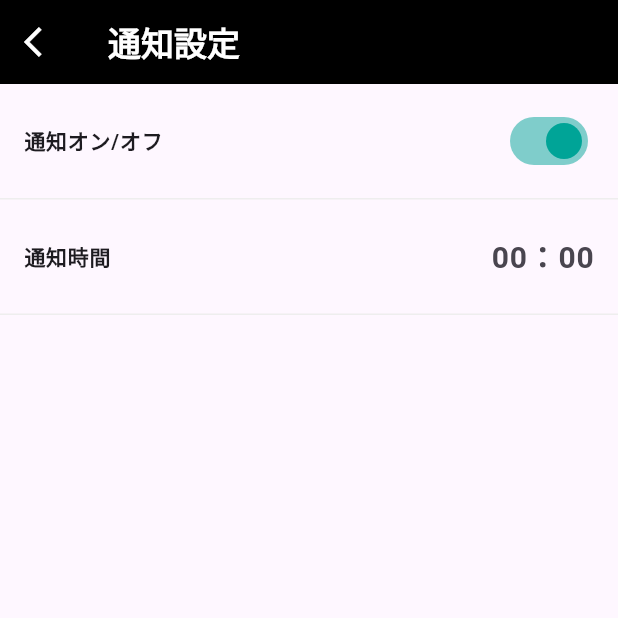
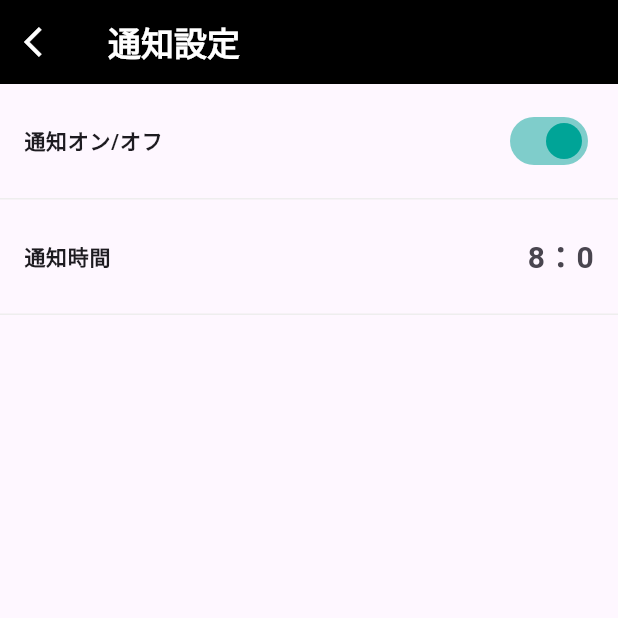
Before and after one commit to taiseidev/meditation-life, a Flutter app: the SettingPage screen opened directly, after a tap on "通知設定", on a phone screen of 412 x 824 dp, the top half of it. Run offline on Flutter 3.47's test engine with Material 2 defaults, Android fonts, the phone set to English and light mode, and no system bars; our stand-ins replace animated_bottom_navigation_bar, cached_network_image, cloud_firestore, device_preview, firebase_auth, firebase_core and 10 more; missing offline and left inert: day_night_time_picker; accounts and stored records are empty; generated files the repository leaves out were written again; network calls fail; statements that could not run were skipped.

Commit message:
🚀 Add Notification Feature

```diff
--- a/lib/features/notification/notification_page.dart
+++ b/lib/features/notification/notification_page.dart
@@ -1,19 +1,36 @@
 import 'package:day_night_time_picker/day_night_time_picker.dart';
 import 'package:flutter/material.dart';
+import 'package:flutter_hooks/flutter_hooks.dart';
+import 'package:hooks_riverpod/hooks_riverpod.dart';
 import 'package:meditation_life/shared/res/color.dart';
+import 'package:meditation_life/shared/strings.dart';
+import 'package:meditation_life/utils/shared_preference_util.dart';
 
-class NotificationPage extends StatefulWidget {
+class NotificationPage extends HookConsumerWidget {
   const NotificationPage({super.key});
 
-  @override
-  NotificationPageState createState() => NotificationPageState();
-}
-
-class NotificationPageState extends State<NotificationPage> {
-  bool _pushNotifications = true;
+  static const defaultTimeList = ["08", "00"];
 
   @override
-  Widget build(BuildContext context) {
+  Widget build(BuildContext context, WidgetRef ref) {
+    final isNotificationEnabled = useState<bool>(true);
+    final notificationTimeList = useState<List<String>>(defaultTimeList);
+
+    useEffect(() {
+      Future(() async {
+        isNotificationEnabled.value = ref
+                .read(sharedPreferenceUtilProvider)
+                .getBool(SharedPreferenceKey.isNotificationEnabled) ??
+            true;
+        notificationTimeList.value =
+            ref.read(sharedPreferenceUtilProvider).getStringList(
+                      SharedPreferenceKey.notificationTimeList,
+                    ) ??
+                defaultTimeList;
+      });
+      return null;
+    });
+
     return Scaffold(
       appBar: AppBar(
         automaticallyImplyLeading: false,
@@ -25,7 +42,7 @@ class NotificationPageState extends State<NotificationPage> {
           ),
         ),
         title: const Text(
-          '通知設定',
+          Strings.notificationSettingLabel,
           style: TextStyle(
             color: Colors.white,
             fontWeight: FontWeight.bold,
@@ -36,21 +53,24 @@ class NotificationPageState extends State<NotificationPage> {
       body: Column(
         children: [
           _SettingsSwitchTile(
-            title: '通知オン/オフ',
-            value: _pushNotifications,
+            title: Strings.notificationToggleLabel,
+            value: isNotificationEnabled.value,
             onChanged: (value) {
-              setState(() {
-                _pushNotifications = value;
-              });
+              isNotificationEnabled.value = value;
+              ref
+                  .read(sharedPreferenceUtilProvider)
+                  .setBool(SharedPreferenceKey.isNotificationEnabled, value);
             },
           ),
           _NotificationDateTile(
-            title: 'プッシュ通知',
-            value: _pushNotifications,
+            title: Strings.notificationTimeLabel,
+            values: notificationTimeList.value,
             onChanged: (value) {
-              setState(() {
-                _pushNotifications = value;
-              });
+              final hour = value.hour.toString();
+              final minute = value.minute.toString();
+              notificationTimeList.value = [hour, minute];
+              ref.read(sharedPreferenceUtilProvider).setStringList(
+                  SharedPreferenceKey.notificationTimeList, [hour, minute]);
             },
           )
         ],
@@ -101,15 +121,18 @@ class _SettingsSwitchTile extends StatelessWidget {
 }
 
 class _NotificationDateTile extends StatelessWidget {
-  final String title;
-  final bool value;
-  final Function(bool) onChanged;
-
   const _NotificationDateTile({
     required this.title,
-    required this.value,
+    required this.values,
     required this.onChanged,
   });
+
+  final String title;
+  final List<String> values;
+  final Function(Time) onChanged;
+
+  int get hour => int.parse(values[0]);
+  int get minute => int.parse(values[1]);
 
   @override
   Widget build(BuildContext context) {
@@ -124,9 +147,9 @@ class _NotificationDateTile extends StatelessWidget {
       child: ListTile(
         contentPadding:
             const EdgeInsets.symmetric(horizontal: 16, vertical: 10),
-        title: const Text(
-          "通知時間",
-          style: TextStyle(
+        title: Text(
+          title,
+          style: const TextStyle(
             fontSize: 14,
             fontWeight: FontWeight.bold,
           ),
@@ -135,16 +158,27 @@ class _NotificationDateTile extends StatelessWidget {
           onTap: () => Navigator.of(context).push(
             showPicker(
               context: context,
-              value: Time(hour: 10, minute: 30),
+              value: Time(hour: hour, minute: minute),
               sunrise: const TimeOfDay(hour: 6, minute: 0),
               sunset: const TimeOfDay(hour: 18, minute: 0),
-              duskSpanInMinutes: 120, // optional
-              onChange: (time) {},
+              duskSpanInMinutes: 120,
+              accentColor: AppColor.secondary,
+              okText: Strings.updateLabel,
+              cancelText: Strings.closeLabel,
+              okStyle: const TextStyle(
+                color: AppColor.secondary,
+                fontWeight: FontWeight.bold,
+              ),
+              cancelStyle: const TextStyle(
+                color: Colors.grey,
+                fontWeight: FontWeight.bold,
+              ),
+              onChange: onChanged,
             ),
           ),
-          child: const Text(
-            "00：00",
-            style: TextStyle(
+          child: Text(
+            "$hour：$minute",
+            style: const TextStyle(
               fontSize: 20,
               fontWeight: FontWeight.bold,
             ),
--- a/lib/main.dart
+++ b/lib/main.dart
@@ -142,7 +142,6 @@ Future<void> _scheduleDaily8AMNotification() async {
 // 1回目に通知を飛ばす時間の作成
 tz.TZDateTime _nextInstanceOf8AM() {
   final now = tz.TZDateTime.now(tz.local);
-  print(now);
   tz.TZDateTime scheduledDate =
       tz.TZDateTime(tz.local, now.year, now.month, now.day, 13, 54);
   if (scheduledDate.isBefore(now)) {
--- a/lib/shared/strings.dart
+++ b/lib/shared/strings.dart
@@ -1,5 +1,9 @@
 class Strings {
   const Strings._();
+
+  // common
+  static const updateLabel = "変更";
+  static const closeLabel = "閉じる";
 
   // meditation_detail_page
   static const meditationStartButtonLabel = "瞑想を開始する";
@@ -23,4 +27,8 @@ class Strings {
   // sound_setting_page
   static const volumeLabel = "音量";
   static const vibrationLabel = "バイブレーション";
+
+  // notification_page
+  static const notificationToggleLabel = "通知オン/オフ";
+  static const notificationTimeLabel = "通知時間";
 }
--- a/lib/utils/shared_preference_util.dart
+++ b/lib/utils/shared_preference_util.dart
@@ -19,11 +19,19 @@ class SharePreferenceUtil {
   Future<void> setBool(SharedPreferenceKey key, bool value) async =>
       await _prefs.setBool(key.name, value);
 
+  Future<void> setStringList(
+          SharedPreferenceKey key, List<String> strings) async =>
+      await _prefs.setStringList(key.name, strings);
+
   double? getDouble(SharedPreferenceKey key) => _prefs.getDouble(key.name);
   bool? getBool(SharedPreferenceKey key) => _prefs.getBool(key.name);
+  List<String>? getStringList(SharedPreferenceKey key) =>
+      _prefs.getStringList(key.name);
 }
 
 enum SharedPreferenceKey {
   volume,
   vibration,
+  notificationTimeList,
+  isNotificationEnabled
 }
```
